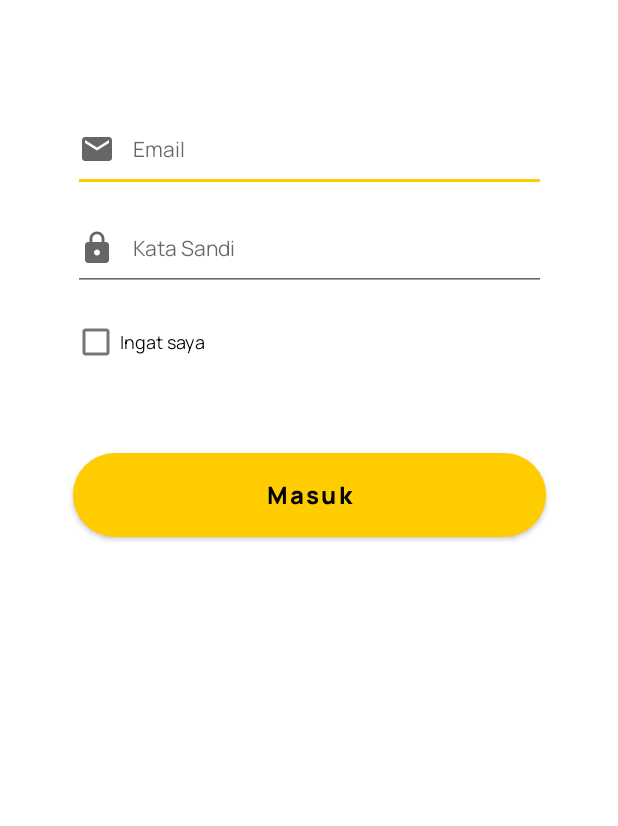
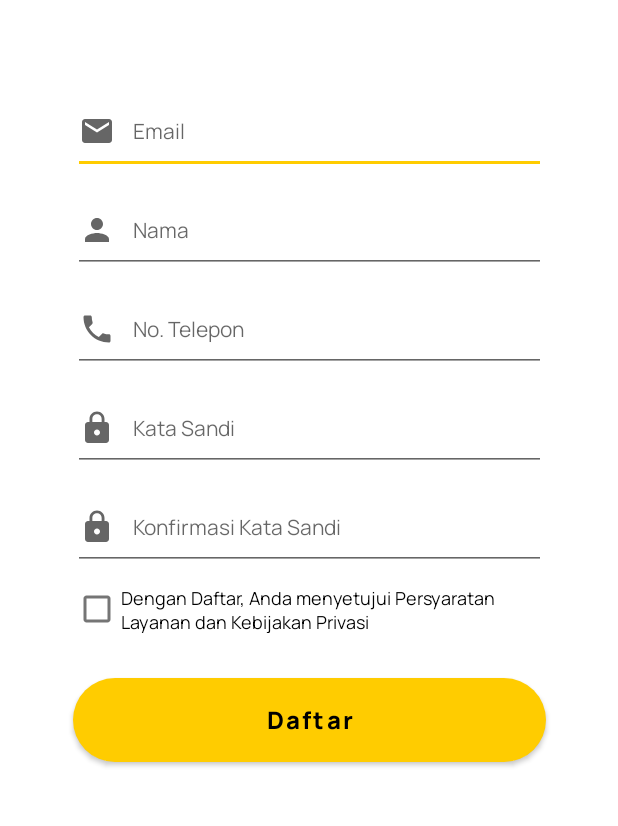
Before and after one commit to Deballl13/Nongsky, an Android app: the screen it shows after launch (LoginActivity before the commit, RegisterActivity after it), after a tap on "Masuk", on a phone screen of 412 x 824 dp, the part 255-1081 px from its top. Run offline under Robolectric (Android 15) with nearby library versions, the phone set to English and light mode, and no system bars.

Commit message:
halaman daftar

```diff
--- a/app/src/main/AndroidManifest.xml
+++ b/app/src/main/AndroidManifest.xml
@@ -9,6 +9,9 @@
         android:roundIcon="@mipmap/ic_launcher_round"
         android:supportsRtl="true"
         android:theme="@style/Theme.Nongskuy">
+        <activity
+            android:name=".RegisterActivity"
+            android:exported="true" />
         <activity
             android:name=".LoginActivity"
             android:exported="true" />
--- a/app/src/main/java/com/nongskuy/nongskuy/GetStartedActivity.java
+++ b/app/src/main/java/com/nongskuy/nongskuy/GetStartedActivity.java
@@ -19,4 +19,9 @@ public class GetStartedActivity extends AppCompatActivity {
         startActivity(intent);
 
     }
+
+    public void daftar(View view){
+        Intent intent = new Intent(GetStartedActivity.this, RegisterActivity.class);
+        startActivity(intent);
+    }
 }
--- /dev/null
+++ b/app/src/main/java/com/nongskuy/nongskuy/RegisterActivity.java
@@ -0,0 +1,16 @@
+package com.nongskuy.nongskuy;
+
+import androidx.appcompat.app.AppCompatActivity;
+
+import android.os.Bundle;
+
+public class RegisterActivity extends AppCompatActivity {
+
+    @Override
+    protected void onCreate(Bundle savedInstanceState) {
+        super.onCreate(savedInstanceState);
+        setContentView(R.layout.activity_register);
+    }
+
+
+}
--- /dev/null
+++ b/app/src/main/res/drawable/ic_baseline_person_24.xml
@@ -0,0 +1,10 @@
+<vector xmlns:android="http://schemas.android.com/apk/res/android"
+    android:width="24dp"
+    android:height="24dp"
+    android:viewportWidth="24"
+    android:viewportHeight="24"
+    android:tint="?attr/colorControlNormal">
+  <path
+      android:fillColor="@android:color/white"
+      android:pathData="M12,12c2.21,0 4,-1.79 4,-4s-1.79,-4 -4,-4 -4,1.79 -4,4 1.79,4 4,4zM12,14c-2.67,0 -8,1.34 -8,4v2h16v-2c0,-2.66 -5.33,-4 -8,-4z"/>
+</vector>
--- /dev/null
+++ b/app/src/main/res/drawable/ic_baseline_phone_24.xml
@@ -0,0 +1,10 @@
+<vector xmlns:android="http://schemas.android.com/apk/res/android"
+    android:width="24dp"
+    android:height="24dp"
+    android:viewportWidth="24"
+    android:viewportHeight="24"
+    android:tint="?attr/colorControlNormal">
+  <path
+      android:fillColor="@android:color/white"
+      android:pathData="M6.62,10.79c1.44,2.83 3.76,5.14 6.59,6.59l2.2,-2.2c0.27,-0.27 0.67,-0.36 1.02,-0.24 1.12,0.37 2.33,0.57 3.57,0.57 0.55,0 1,0.45 1,1V20c0,0.55 -0.45,1 -1,1 -9.39,0 -17,-7.61 -17,-17 0,-0.55 0.45,-1 1,-1h3.5c0.55,0 1,0.45 1,1 0,1.25 0.2,2.45 0.57,3.57 0.11,0.35 0.03,0.74 -0.25,1.02l-2.2,2.2z"/>
+</vector>
--- a/app/src/main/res/layout/activity_get_started.xml
+++ b/app/src/main/res/layout/activity_get_started.xml
@@ -91,6 +91,7 @@
         android:textAllCaps="false"
         android:textColor="@color/black"
         android:textSize="16sp"
+        android:onClick="daftar"
         app:layout_constraintBottom_toTopOf="@+id/buttonMasuk1"
         app:layout_constraintEnd_toEndOf="parent"
         app:layout_constraintStart_toStartOf="parent" />
@@ -102,7 +103,7 @@
         android:layout_marginBottom="50dp"
         android:background="@drawable/rounded_btn"
         android:fontFamily="@font/manrope_extrabold"
-        android:onClick="masuk"
+        android:onClick="daftar"
         android:text="@string/btn_masuk"
         android:textAllCaps="false"
         android:textColor="@color/black"
--- a/app/src/main/res/layout/activity_login.xml
+++ b/app/src/main/res/layout/activity_login.xml
@@ -54,6 +54,19 @@
         tools:ignore="SpeakableTextPresentCheck"
         android:importantForAutofill="no" />
 
+    <CheckBox
+        android:id="@+id/checkBox1"
+        android:layout_width="wrap_content"
+        android:layout_height="wrap_content"
+        android:layout_marginTop="10dp"
+        android:fontFamily="@font/manrope_regular"
+        android:text="@string/rememberMe"
+        android:textSize="12sp"
+        app:layout_constraintEnd_toEndOf="parent"
+        app:layout_constraintHorizontal_bias="0.149"
+        app:layout_constraintStart_toStartOf="parent"
+        app:layout_constraintTop_toBottomOf="@+id/inputPassword1" />
+
     <Button
         android:id="@+id/buttonMasuk2"
         android:layout_width="315sp"
@@ -67,19 +80,7 @@
         android:textSize="16sp"
         app:layout_constraintEnd_toEndOf="parent"
         app:layout_constraintStart_toStartOf="parent"
-        app:layout_constraintTop_toBottomOf="@+id/checkBox"
+        app:layout_constraintTop_toBottomOf="@+id/checkBox1"
         tools:ignore="TextContrastCheck" />
 
-    <CheckBox
-        android:id="@+id/checkBox"
-        android:layout_width="wrap_content"
-        android:layout_height="wrap_content"
-        android:layout_marginTop="10dp"
-        android:fontFamily="@font/manrope_regular"
-        android:text="@string/rememberMe"
-        android:textSize="12sp"
-        app:layout_constraintEnd_toEndOf="parent"
-        app:layout_constraintHorizontal_bias="0.149"
-        app:layout_constraintStart_toStartOf="parent"
-        app:layout_constraintTop_toBottomOf="@+id/inputPassword1" />
 </androidx.constraintlayout.widget.ConstraintLayout>
--- /dev/null
+++ b/app/src/main/res/layout/activity_register.xml
@@ -0,0 +1,134 @@
+<?xml version="1.0" encoding="utf-8"?>
+<androidx.constraintlayout.widget.ConstraintLayout xmlns:android="http://schemas.android.com/apk/res/android"
+    xmlns:app="http://schemas.android.com/apk/res-auto"
+    xmlns:tools="http://schemas.android.com/tools"
+    android:layout_width="match_parent"
+    android:layout_height="match_parent"
+    tools:context=".RegisterActivity">
+
+    <ImageView
+        android:id="@+id/imageLogo4"
+        android:layout_width="125dp"
+        android:layout_height="120dp"
+        android:layout_marginTop="50dp"
+        app:layout_constraintEnd_toEndOf="parent"
+        app:layout_constraintStart_toStartOf="parent"
+        app:layout_constraintTop_toTopOf="parent"
+        app:srcCompat="@drawable/ic_logo_nongskuy"
+        tools:ignore="ImageContrastCheck"
+        android:contentDescription="@string/todo" />
+
+    <EditText
+        android:id="@+id/inputEmail2"
+        android:layout_width="315sp"
+        android:layout_height="56sp"
+        android:layout_marginTop="60dp"
+        android:drawableStart="@drawable/ic_baseline_email_24"
+        android:drawablePadding="12sp"
+        android:ems="10"
+        android:fontFamily="@font/manrope_regular"
+        android:hint="@string/email"
+        android:importantForAutofill="no"
+        android:inputType="textEmailAddress"
+        android:textSize="14sp"
+        app:layout_constraintEnd_toEndOf="parent"
+        app:layout_constraintStart_toStartOf="parent"
+        app:layout_constraintTop_toBottomOf="@+id/imageLogo4"
+        tools:ignore="SpeakableTextPresentCheck" />
+
+    <EditText
+        android:id="@+id/inputNama"
+        android:layout_width="315sp"
+        android:layout_height="56sp"
+        android:layout_marginTop="10dp"
+        android:ems="10"
+        android:inputType="textPersonName"
+        android:hint="@string/name"
+        android:drawableStart="@drawable/ic_baseline_person_24"
+        android:drawablePadding="12sp"
+        android:fontFamily="@font/manrope_regular"
+        android:textSize="14sp"
+        app:layout_constraintEnd_toEndOf="parent"
+        app:layout_constraintStart_toStartOf="parent"
+        app:layout_constraintTop_toBottomOf="@+id/inputEmail2"
+        android:importantForAutofill="no" />
+
+    <EditText
+        android:id="@+id/inputPhone"
+        android:layout_width="315sp"
+        android:layout_height="56sp"
+        android:layout_marginTop="10dp"
+        android:ems="10"
+        android:inputType="phone"
+        android:hint="@string/phone"
+        android:drawableStart="@drawable/ic_baseline_phone_24"
+        android:drawablePadding="12sp"
+        android:fontFamily="@font/manrope_regular"
+        android:textSize="14sp"
+        app:layout_constraintEnd_toEndOf="parent"
+        app:layout_constraintStart_toStartOf="parent"
+        app:layout_constraintTop_toBottomOf="@+id/inputNama"
+        android:importantForAutofill="no" />
+
+    <EditText
+        android:id="@+id/inputPassword2"
+        android:layout_width="315sp"
+        android:layout_height="56sp"
+        android:layout_marginTop="10dp"
+        android:ems="10"
+        android:inputType="textPassword"
+        android:hint="@string/password"
+        android:drawableStart="@drawable/ic_baseline_lock_24"
+        android:drawablePadding="12sp"
+        android:fontFamily="@font/manrope_regular"
+        android:textSize="14sp"
+        app:layout_constraintEnd_toEndOf="parent"
+        app:layout_constraintStart_toStartOf="parent"
+        app:layout_constraintTop_toBottomOf="@+id/inputPhone"
+        android:importantForAutofill="no" />
+
+    <EditText
+        android:id="@+id/inputPassword3"
+        android:layout_width="315sp"
+        android:layout_height="56sp"
+        android:layout_marginTop="10dp"
+        android:ems="10"
+        android:inputType="textPassword"
+        android:hint="@string/confirmasi_password"
+        android:drawableStart="@drawable/ic_baseline_lock_24"
+        android:drawablePadding="12sp"
+        android:fontFamily="@font/manrope_regular"
+        android:textSize="14sp"
+        app:layout_constraintEnd_toEndOf="parent"
+        app:layout_constraintStart_toStartOf="parent"
+        app:layout_constraintTop_toBottomOf="@+id/inputPassword2"
+        android:importantForAutofill="no" />
+
+    <CheckBox
+        android:id="@+id/checkBox2"
+        android:layout_width="315sp"
+        android:layout_height="32sp"
+        android:layout_marginTop="10dp"
+        android:fontFamily="@font/manrope_regular"
+        android:text="@string/setuju_privasi"
+        android:textSize="12sp"
+        app:layout_constraintEnd_toEndOf="parent"
+        app:layout_constraintStart_toStartOf="parent"
+        app:layout_constraintTop_toBottomOf="@+id/inputPassword3"
+        tools:ignore="TouchTargetSizeCheck" />
+
+    <Button
+        android:id="@+id/button"
+        android:layout_width="315sp"
+        android:layout_height="56sp"
+        android:layout_marginTop="30dp"
+        android:text="@string/btn_daftar"
+        android:background="@drawable/rounded_btn"
+        android:fontFamily="@font/manrope_extrabold"
+        android:textAllCaps="false"
+        android:textColor="@color/black"
+        android:textSize="16sp"
+        app:layout_constraintEnd_toEndOf="parent"
+        app:layout_constraintStart_toStartOf="parent"
+        app:layout_constraintTop_toBottomOf="@+id/checkBox2" />
+</androidx.constraintlayout.widget.ConstraintLayout>
--- a/app/src/main/res/values/strings.xml
+++ b/app/src/main/res/values/strings.xml
@@ -8,5 +8,9 @@
     <string name="btn_masuk">Masuk</string>
     <string name="email">Email</string>
     <string name="password">Kata Sandi</string>
+    <string name="confirmasi_password">Konfirmasi Kata Sandi</string>
     <string name="rememberMe">Ingat saya</string>
+    <string name="name">Nama</string>
+    <string name="phone">No. Telepon</string>
+    <string name="setuju_privasi">Dengan Daftar, Anda menyetujui Persyaratan Layanan dan Kebijakan Privasi</string>
 </resources>
```
